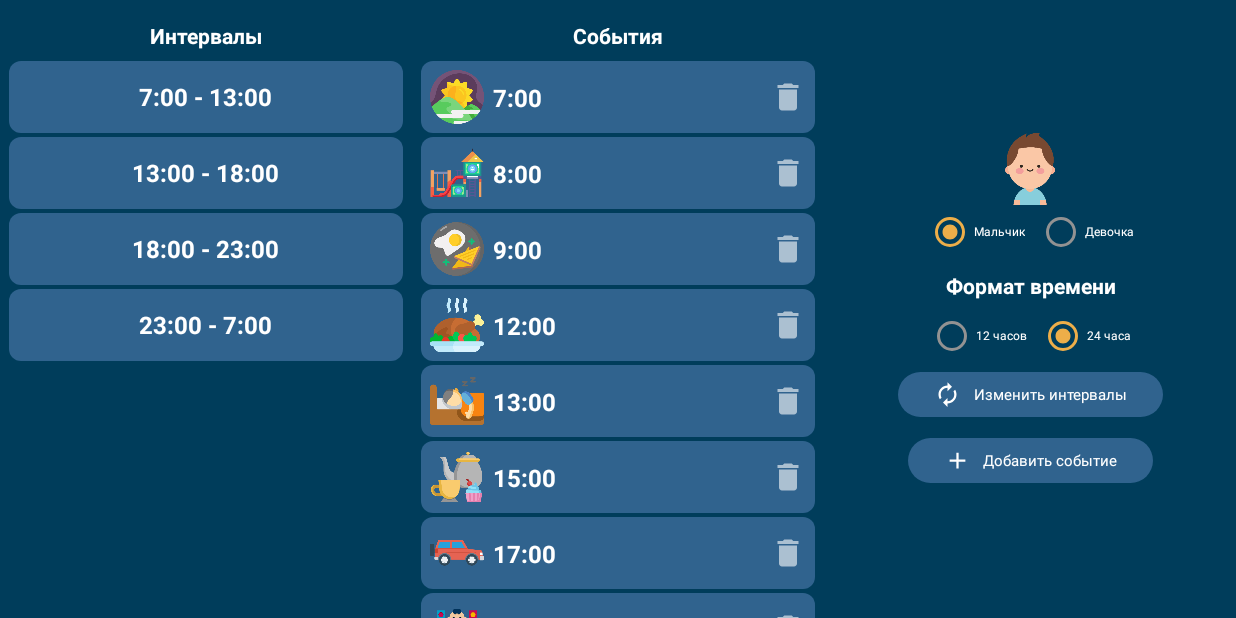
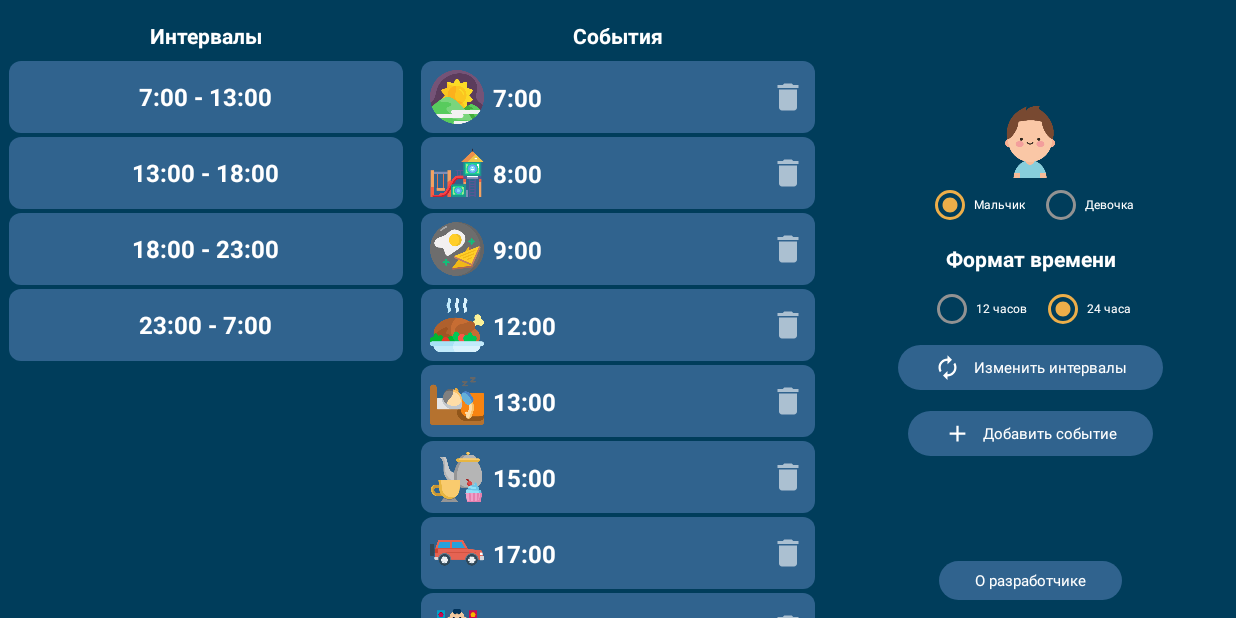
Before and after one commit to phoenix-worker/kidsWatch, an Android app: the SettingsFragment screen opened through its navigation route, on a phone screen of 824 x 412 dp (held sideways). Run offline under Robolectric (Android 15) with nearby library versions, the phone set to English and light mode, and no system bars; our stand-ins replace Room's generated code; libraries missing offline, so code that uses them is left out: com.yandex.metrica.

Commit message:
v. 1.0.1 (2)

```diff
--- a/app/build.gradle
+++ b/app/build.gradle
@@ -11,8 +11,8 @@ android {
         applicationId "apps.cradle.kidswatch"
         minSdk 21
         targetSdk 34
-        versionCode 1
-        versionName "1.0.0"
+        versionCode 2
+        versionName "1.0.1"
 
         testInstrumentationRunner "androidx.test.runner.AndroidJUnitRunner"
     }
--- a/app/src/main/java/apps/cradle/kidswatch/fragments/SettingsFragment.kt
+++ b/app/src/main/java/apps/cradle/kidswatch/fragments/SettingsFragment.kt
@@ -1,6 +1,8 @@
 package apps.cradle.kidswatch.fragments
 
+import android.content.Intent
 import android.graphics.Rect
+import android.net.Uri
 import android.os.Bundle
 import android.view.LayoutInflater
 import android.view.View
@@ -63,6 +65,10 @@ class SettingsFragment : Fragment() {
         binding.girl.setOnCheckedChangeListener(onSexChanged)
         binding.format12hours.setOnCheckedChangeListener(onTimeFormatChanged)
         binding.format24hours.setOnCheckedChangeListener(onTimeFormatChanged)
+        binding.about.setOnClickListener {
+            val intent = Intent(Intent.ACTION_VIEW, Uri.parse("https://apps-cradle.ru"))
+            startActivity(intent)
+        }
     }
 
     private val onSexChanged: (CompoundButton, Boolean) -> Unit = { button, isChecked ->
--- a/app/src/main/res/layout/fragment_settings.xml
+++ b/app/src/main/res/layout/fragment_settings.xml
@@ -175,14 +175,24 @@
             android:layout_width="wrap_content"
             android:layout_height="wrap_content"
             android:layout_marginTop="@dimen/normalMargin"
-            android:layout_marginBottom="@dimen/normalMargin"
             android:text="@string/buttonAddEvent"
             app:icon="@drawable/ic_add"
-            app:layout_constraintBottom_toBottomOf="parent"
+            app:layout_constraintBottom_toTopOf="@id/about"
             app:layout_constraintEnd_toEndOf="parent"
             app:layout_constraintStart_toStartOf="parent"
             app:layout_constraintTop_toBottomOf="@id/changeIntervals" />
 
+        <com.google.android.material.floatingactionbutton.ExtendedFloatingActionButton
+            android:id="@+id/about"
+            style="@style/Button"
+            android:layout_width="wrap_content"
+            android:layout_height="wrap_content"
+            android:layout_marginBottom="@dimen/bigMargin"
+            android:text="@string/buttonAboutApp"
+            app:layout_constraintBottom_toBottomOf="parent"
+            app:layout_constraintEnd_toEndOf="parent"
+            app:layout_constraintStart_toStartOf="parent" />
+
     </androidx.constraintlayout.widget.ConstraintLayout>
 
 </androidx.constraintlayout.widget.ConstraintLayout>
--- a/app/src/main/res/values/strings.xml
+++ b/app/src/main/res/values/strings.xml
@@ -22,4 +22,5 @@
     <string name="cdEventIcon">Иконка события</string>
     <string name="buttonAddEvent">Добавить событие</string>
     <string name="noEventsHint">Нет событий</string>
+    <string name="buttonAboutApp">О разработчике</string>
 </resources>
```
